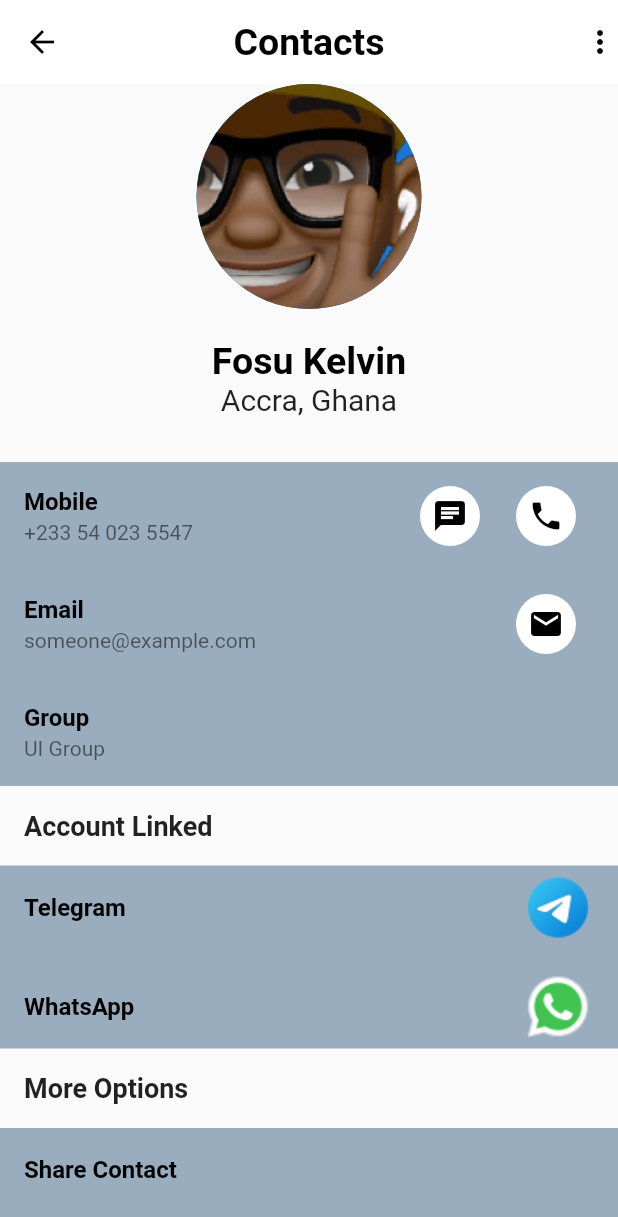
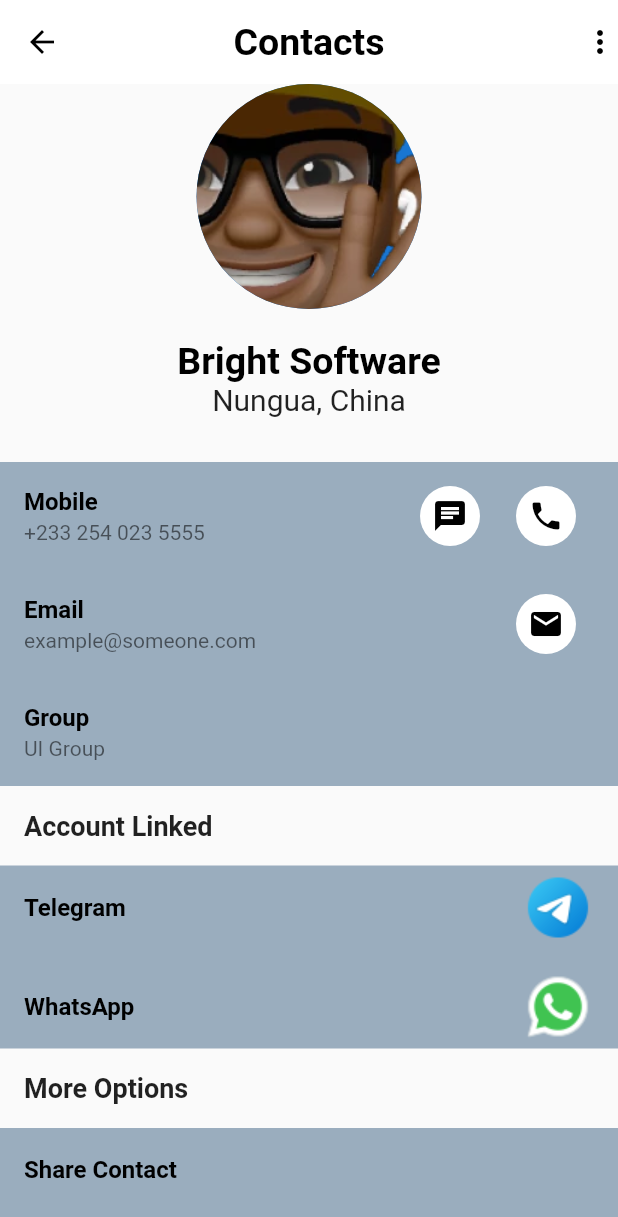
Before and after one commit to Ayiks/contact_app, a Flutter app: the screen it shows after launch, after a tap on "Bright Software", on a phone screen of 412 x 824 dp. Shown: the top 1217 px of the screen. Run offline on Flutter 3.47's test engine with Material 2 defaults, Android fonts, the phone set to English and light mode, and no system bars; our stand-ins replace device_preview, grouped_list.

Commit message:
changed our data source to the json list

```diff
--- a/lib/contact_view.dart
+++ b/lib/contact_view.dart
@@ -1,7 +1,10 @@
+import 'package:contact_application/contact_model.dart';
 import 'package:flutter/material.dart';
 
+
 class ContactView extends StatelessWidget {
-  const ContactView({Key? key}) : super(key: key);
+  const ContactView({Key? key, required this.contact}) : super(key: key);
+  final Contact contact;
 
   @override
   Widget build(BuildContext context) {
@@ -30,18 +33,18 @@ class ContactView extends StatelessWidget {
           const SizedBox(
             height: 20,
           ),
-          const Center(
+           Center(
             child: Text(
-              'Fosu Kelvin',
+              contact.name,
               style: TextStyle(
                   fontWeight: FontWeight.w600,
                   color: Colors.black,
                   fontSize: 25),
             ),
           ),
-          const Center(
+           Center(
             child: Text(
-              'Accra, Ghana',
+              '${contact.region}, ${contact.country}',
               style: TextStyle(fontSize: 20),
             ),
           ),
@@ -58,7 +61,7 @@ class ContactView extends StatelessWidget {
                     style: TextStyle(
                         color: Colors.black, fontWeight: FontWeight.w600),
                   ),
-                  subtitle: Text('+233 54 023 5547'),
+                  subtitle: Text(contact.phone),
                   trailing: Row(
                     mainAxisSize: MainAxisSize.min,
                     children: [
@@ -91,7 +94,7 @@ class ContactView extends StatelessWidget {
                     style: TextStyle(
                         color: Colors.black, fontWeight: FontWeight.w600),
                   ),
-                  subtitle: Text('someone@example.com'),
+                  subtitle: Text(contact.email),
                   trailing: Row(
                     mainAxisSize: MainAxisSize.min,
                     children: [
--- a/lib/home_page.dart
+++ b/lib/home_page.dart
@@ -1,5 +1,8 @@
 import 'package:contact_application/contact_view.dart';
 import 'package:flutter/material.dart';
+import 'package:grouped_list/grouped_list.dart';
+
+import 'contact_model.dart';
 
 class HomePage extends StatelessWidget {
   HomePage({Key? key}) : super(key: key);
@@ -96,10 +99,17 @@ class HomePage extends StatelessWidget {
                   onTap: () {
                     Navigator.of(context)
                         .push(MaterialPageRoute(builder: (context) {
-                      return ContactView();
+                      return ContactView(
+                        contact: Contact(
+                            name: "Bright Software",
+                            phone: "+233 254 023 5555",
+                            email: "example@someone.com",
+                            country: "China",
+                            region: "Nungua"),
+                      );
                     }));
                   },
-                  leading: CircleAvatar(
+                  leading: const CircleAvatar(
                     backgroundImage: AssetImage('assets/pic.jpeg'),
                   ),
                   title: Text(
@@ -125,39 +135,51 @@ class HomePage extends StatelessWidget {
                 style: TextStyle(fontSize: 15, fontWeight: FontWeight.w600),
               ),
             ),
-            const Padding(
-              padding: EdgeInsets.symmetric(horizontal: 16, vertical: 8),
+            GroupedListView<Map<String, String>, String>(
+              shrinkWrap: true,
+              elements: data,
+              groupBy: (element) => element['name'].toString().substring(0, 1),
+              groupSeparatorBuilder: (String groupByValue) => SizedBox(
+                width: MediaQuery.of(context).size.width,
+                child: Padding(
+                  padding: const EdgeInsets.symmetric(horizontal: 15),
                   child: Text(
-                'A',
+                    groupByValue,
                     textAlign: TextAlign.right,
-                style: TextStyle(fontSize: 15, fontWeight: FontWeight.w600),
+                    style: const TextStyle(
+                        fontSize: 18, fontWeight: FontWeight.w600),
                   ),
                 ),
-            ListView.separated(
-                shrinkWrap: true,
-                itemBuilder: (context, index) {
-                  return const ListTile(
+              ),
+              itemBuilder: (context, Map<String, String> element) {
+                Contact contact = Contact.fromJson(element);
+                return Column(
+                  children: [
+                    ListTile(
+                      onTap: () {
+                        Navigator.of(context)
+                            .push(MaterialPageRoute(builder: (context) {
+                          return ContactView(contact: contact);
+                        }));
+                      },
                       leading: CircleAvatar(
-                      backgroundImage: AssetImage('assets/pic.jpeg'),
+                        backgroundImage: AssetImage('assets/avatar.png'),
                       ),
                       title: Text(
-                      'Bright Software',
-                      style:
-                          TextStyle(fontWeight: FontWeight.w600, fontSize: 15),
+                        '${element['name']}',
+                        style: TextStyle(
+                            fontWeight: FontWeight.w600, fontSize: 18),
                       ),
-                    subtitle: Text('+233 54 025 5889'),
-                    trailing: Icon(
-                      Icons.more_horiz,
-                      size: 30,
+                      subtitle: Text('${element['phone']}'),
                     ),
+                    const Divider(),
+                  ],
                 );
               },
-                separatorBuilder: (context, index) {
-                  return const SizedBox(
-                    height: 8,
-                  );
-                },
-                itemCount: 2)
+              itemComparator: (item1, item2) =>
+                  item1['name']!.compareTo(item2['name']!),
+              order: GroupedListOrder.ASC,
+            ),
           ],
         ),
       ),
```
Lines whose indentation alone changed are shown as unchanged.
